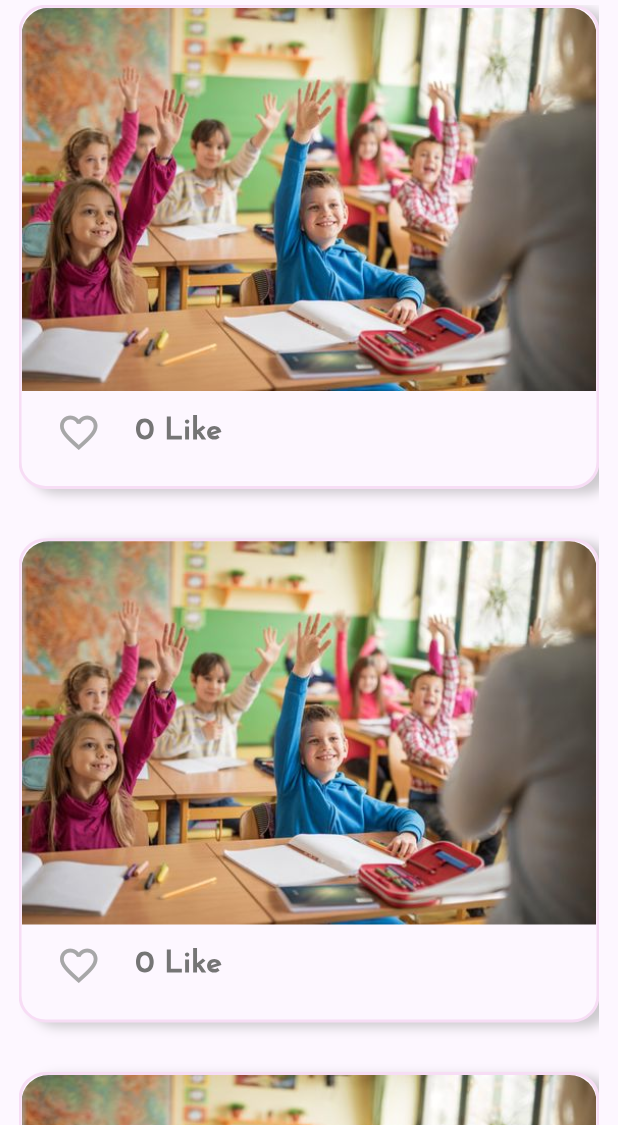
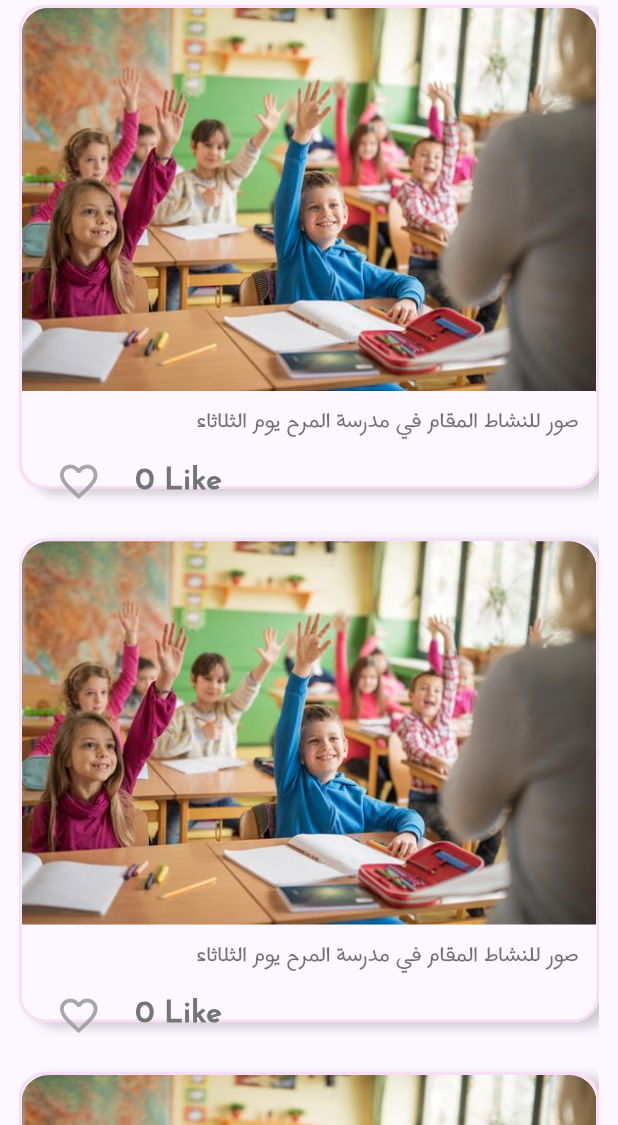
Before and after one commit to loloed2001/schoolify, a Flutter app: the PostsPageView screen opened directly, on a phone screen of 412 x 824 dp, the part 111-1236 px from its top. Run offline on Flutter 3.47's test engine with Material 3 defaults, Android fonts, the phone set to English and light mode, and no system bars; drawn by our look-alikes of like_button; our stand-ins replace animated_text_kit, bloc, bot_toast, date_picker_timeline, expansion_tile_card, flutter_bloc and 10 more; missing offline and left inert: dart:ffi, flutter_gradient_app_bar, flutter_verification_code; accounts and stored records are empty; generated files the repository leaves out were written again.

```diff
--- a/lib/Features/Students/Posts/Prsesnation/Views/widgets/Container_Post_custom.dart
+++ b/lib/Features/Students/Posts/Prsesnation/Views/widgets/Container_Post_custom.dart
@@ -1,7 +1,7 @@
 import 'package:flutter/material.dart';
-import 'Image_Post_custom.dart';
-import 'Like_botton_custom.dart';
-import '../../../../../../constant.dart';
+import 'package:myshop/Features/Students/Posts/Prsesnation/Views/widgets/Image_Post_custom.dart';
+import 'package:myshop/Features/Students/Posts/Prsesnation/Views/widgets/Like_botton_custom.dart';
+import 'package:myshop/constant.dart';
 
 class ContainerPost extends StatelessWidget {
   ContainerPost({super.key});
@@ -21,8 +21,25 @@ class ContainerPost extends StatelessWidget {
         color: KPrimeryColor5,
       ),
       child: Column(
-        crossAxisAlignment: CrossAxisAlignment.start,
-        children: [ImagePost(), LikedButtonCustom()],
+        crossAxisAlignment: CrossAxisAlignment.end,
+        children: [
+          ImagePost(),
+          SizedBox(
+            height: MediaQuery.of(context).size.height * .01,
+          ),
+          Padding(
+            padding: const EdgeInsets.only(right: 12),
+            child: Text(
+              "صور للنشاط المقام في مدرسة المرح يوم الثلاثاء",
+              style: TextStyle(
+                  fontSize: MediaQuery.of(context).size.aspectRatio * 35,
+                  letterSpacing: MediaQuery.of(context).size.width * 0.001,
+                  color: Colors.black54,
+                  fontFamily: KFont2),
+            ),
+          ),
+          LikedButtonCustom()
+        ],
       ),
     );
   }
--- a/lib/Features/Students/forget_Password/Prsesnation/Views/widgets/Code_Page.dart
+++ b/lib/Features/Students/forget_Password/Prsesnation/Views/widgets/Code_Page.dart
@@ -4,6 +4,7 @@ import '../../../../LoginStudent/Presentation/Views/Widgets/button_Widget.dart';
 import 'verification_code.dart';
 import '../../../../../../constant.dart';
 import '../../../../../../core/Utils/app_router.dart';
+import 'package:flutter_gen/gen_l10n/app_localizations.dart';
 
 class Code_page extends StatelessWidget {
   const Code_page({super.key});
@@ -18,7 +19,7 @@ class Code_page extends StatelessWidget {
           //Lottie.asset('assets/lottie/Animation - 1711153910692.json')
           Padding(
             padding: const EdgeInsets.only(top: 150),
-            child: Text(' : قم بوضع الرمز ',
+            child: Text(AppLocalizations.of(context)!.putDigit,
                 style: TextStyle(
                     fontSize: 28,
                     fontFamily: KFont2,
@@ -33,7 +34,7 @@ class Code_page extends StatelessWidget {
             padding: const EdgeInsets.only(top: 100),
             child: Center(
               child: CustomButon(
-                text: 'تسجيل الدخول',
+                text: AppLocalizations.of(context)!.login,
                 fontSz: 24,
                 colorfont: KPrimeryColor2,
                 onTap: () {
--- a/lib/l10n/intl_ar.arb
+++ b/lib/l10n/intl_ar.arb
@@ -67,5 +67,7 @@
     "exampro":"برنامج المذاكرات",
     "weekpro":"برنامج الأسبوع",
     "lesson":"الاحصائيات",
-    "about":"حول المدرسة"
+    "about":"حول المدرسة",
+    "forgetpass2":"هل نسيت كلمة السر ؟",
+    "inputEmail2":"قم بإدخال البريد الالكتروني الجديد,ثم قم بوضع الرمز المؤلف من 5 أرقام الذي سنقوم بإرساله على بريدك الإلكتروني "
   }
--- a/lib/l10n/intl_en.arb
+++ b/lib/l10n/intl_en.arb
@@ -67,6 +67,8 @@
     "exampro":" Exam program",
     "weekpro":"  Week program",
     "lesson":"statistics",
-    "about":"About us"
+    "about":"About us",
+    "forgetpass2":"Are you forget you password ?",
+    "inputEmail2":"Enter the new email, then put the 5-digit code that we will send to the your mail"
 
 }
```
Also changed, not shown: lib/Features/Students/LoginStudent/Presentation/Views/Widgets/ContainerLog.dart (+5 -4 lines), lib/Features/Students/forget_Password/Prsesnation/Views/forget_passwordPage.dart (+7 -6 lines).
